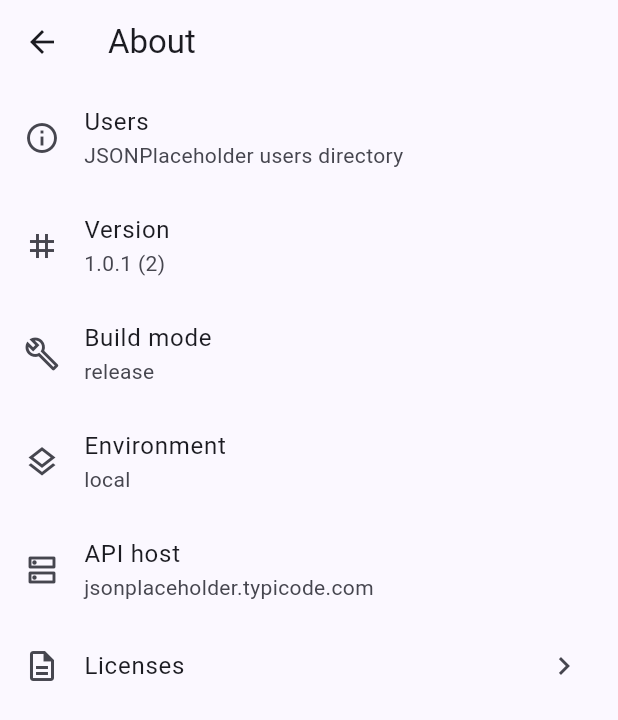
After one commit to Dauserr/flutter-2026-serikbayev-daulet, a Flutter app: the AboutScreen screen opened directly, on a phone screen of 412 x 824 dp. The commit adds this screen. Shown: the top 720 px of the screen. Run offline on Flutter 3.47's test engine with Material 3 defaults, Android fonts, the phone set to English and light mode, and no system bars; our stand-ins replace flutter_secure_storage, image_picker, package_info_plus, permission_handler, shared_preferences; accounts and stored records are empty; network calls fail.

Commit message:
practice 14 release build

```diff
--- a/practices/practice_14/users_api/lib/core/api/api_client.dart
+++ b/practices/practice_14/users_api/lib/core/api/api_client.dart
@@ -13,15 +13,12 @@ class ApiClient {
   ApiClient({
     required this.store,
     http.Client? client,
-    this.host = const String.fromEnvironment(
-      'API_HOST',
-      defaultValue: 'jsonplaceholder.typicode.com',
-    ),
+    this.host = 'jsonplaceholder.typicode.com',
   }) : _client = client ?? http.Client();
 
   final SecureStore store;
   final http.Client _client;
-  final String host;
+  String host;
 
   Map<String, String> get headers => const {'Accept': 'application/json'};
 
--- /dev/null
+++ b/practices/practice_14/users_api/lib/core/env.dart
@@ -0,0 +1,10 @@
+abstract final class Env {
+  static const host = String.fromEnvironment(
+    'API_HOST',
+    defaultValue: 'jsonplaceholder.typicode.com',
+  );
+
+  static const useFakes = bool.fromEnvironment('USE_FAKES');
+
+  static const name = String.fromEnvironment('ENV', defaultValue: 'local');
+}
--- /dev/null
+++ b/practices/practice_14/users_api/lib/features/about/about_screen.dart
@@ -0,0 +1,81 @@
+import 'package:flutter/foundation.dart';
+import 'package:flutter/material.dart';
+import 'package:package_info_plus/package_info_plus.dart';
+
+import '../../core/env.dart';
+
+class AboutScreen extends StatefulWidget {
+  const AboutScreen({super.key});
+
+  @override
+  State<AboutScreen> createState() => _AboutScreenState();
+}
+
+class _AboutScreenState extends State<AboutScreen> {
+  late final Future<PackageInfo> _info = PackageInfo.fromPlatform();
+
+  String get _mode {
+    if (kReleaseMode) return 'release';
+    if (kProfileMode) return 'profile';
+    return 'debug';
+  }
+
+  @override
+  Widget build(BuildContext context) {
+    return Scaffold(
+      appBar: AppBar(title: const Text('About')),
+      body: FutureBuilder<PackageInfo>(
+        future: _info,
+        builder: (context, snapshot) {
+          final info = snapshot.data;
+
+          if (info == null) {
+            return const Center(child: CircularProgressIndicator());
+          }
+
+          return ListView(
+            children: [
+              ListTile(
+                leading: const Icon(Icons.info_outline),
+                title: const Text('Users'),
+                subtitle: const Text('JSONPlaceholder users directory'),
+              ),
+              ListTile(
+                leading: const Icon(Icons.tag),
+                title: const Text('Version'),
+                subtitle: Text('${info.version} (${info.buildNumber})'),
+              ),
+              ListTile(
+                leading: const Icon(Icons.build_outlined),
+                title: const Text('Build mode'),
+                subtitle: Text(_mode),
+              ),
+              ListTile(
+                leading: const Icon(Icons.layers_outlined),
+                title: const Text('Environment'),
+                subtitle: Text(Env.name),
+              ),
+              ListTile(
+                leading: const Icon(Icons.dns_outlined),
+                title: const Text('API host'),
+                subtitle: Text(Env.host),
+              ),
+              ListTile(
+                leading: const Icon(Icons.description_outlined),
+                title: const Text('Licenses'),
+                trailing: const Icon(Icons.chevron_right),
+                onTap: () {
+                  showLicensePage(
+                    context: context,
+                    applicationName: 'Users',
+                    applicationVersion: '${info.version} (${info.buildNumber})',
+                  );
+                },
+              ),
+            ],
+          );
+        },
+      ),
+    );
+  }
+}
--- a/practices/practice_14/users_api/lib/features/settings/settings_screen.dart
+++ b/practices/practice_14/users_api/lib/features/settings/settings_screen.dart
@@ -1,8 +1,12 @@
 import 'dart:async';
 
+import 'package:flutter/foundation.dart';
 import 'package:flutter/material.dart';
 import 'package:provider/provider.dart';
+import 'package:shared_preferences/shared_preferences.dart';
 
+import '../../core/api/api_client.dart';
+import '../about/about_screen.dart';
 import '../auth/auth_model.dart';
 import '../profile/profile_screen.dart';
 import '../users/users_model.dart';
@@ -10,6 +14,46 @@ import 'settings_model.dart';
 
 class SettingsScreen extends StatelessWidget {
   const SettingsScreen({super.key});
+
+  Future<void> _editHost(BuildContext context) async {
+    final api = context.read<ApiClient>();
+    final controller = TextEditingController(text: api.host);
+    final host = await showDialog<String>(
+      context: context,
+      builder: (dialogContext) => AlertDialog(
+        title: const Text('Developer: API host'),
+        content: TextField(
+          controller: controller,
+          autofocus: true,
+          decoration: const InputDecoration(labelText: 'Host'),
+        ),
+        actions: [
+          TextButton(
+            onPressed: () => Navigator.of(dialogContext).pop(),
+            child: const Text('Cancel'),
+          ),
+          TextButton(
+            onPressed: () {
+              Navigator.of(dialogContext).pop(controller.text.trim());
+            },
+            child: const Text('Save'),
+          ),
+        ],
+      ),
+    );
+
+    controller.dispose();
+
+    if (host == null || host.isEmpty || !context.mounted) return;
+
+    api.host = host;
+    await SharedPreferencesAsync().setString('apiHost', host);
+
+    if (!context.mounted) return;
+
+    ScaffoldMessenger.of(context)
+        .showSnackBar(SnackBar(content: Text('API host set to $host')));
+  }
 
   @override
   Widget build(BuildContext context) {
@@ -65,6 +109,24 @@ class SettingsScreen extends StatelessWidget {
               );
             },
           ),
+          if (kDebugMode)
+            ListTile(
+              leading: const Icon(Icons.dns_outlined),
+              title: const Text('Developer: API host'),
+              subtitle: Text(context.read<ApiClient>().host),
+              trailing: const Icon(Icons.chevron_right),
+              onTap: () => _editHost(context),
+            ),
+          ListTile(
+            leading: const Icon(Icons.info_outline),
+            title: const Text('About'),
+            trailing: const Icon(Icons.chevron_right),
+            onTap: () {
+              Navigator.of(context).push(
+                MaterialPageRoute<void>(builder: (_) => const AboutScreen()),
+              );
+            },
+          ),
           ListTile(
             leading: const Icon(Icons.logout),
             title: const Text('Sign out'),
--- a/practices/practice_14/users_api/lib/main.dart
+++ b/practices/practice_14/users_api/lib/main.dart
@@ -1,12 +1,15 @@
+import 'package:flutter/foundation.dart';
 import 'package:flutter/material.dart';
 import 'package:provider/provider.dart';
 import 'package:shared_preferences/shared_preferences.dart';
 
 import 'core/api/api_client.dart';
+import 'core/env.dart';
 import 'core/storage/secure_store.dart';
 import 'features/auth/auth_model.dart';
 import 'features/auth/login_screen.dart';
 import 'features/settings/settings_model.dart';
+import 'features/users/fake_user_repository.dart';
 import 'features/users/user_repository.dart';
 import 'features/users/users_cache.dart';
 import 'features/users/users_model.dart';
@@ -21,19 +24,23 @@ Future<void> main() async {
 
   final store = SecureStore();
   final token = await store.readToken();
-  final api = ApiClient(store: store);
+  final savedHost = kDebugMode ? await prefs.getString('apiHost') : null;
+  final api = ApiClient(store: store, host: savedHost ?? Env.host);
   final cache = UsersCache();
+
+  final UserRepository repo = Env.useFakes
+      ? FakeUserRepository()
+      : HttpUserRepository(api, cache);
 
   runApp(
     MultiProvider(
       providers: [
+        Provider<ApiClient>.value(value: api),
         ChangeNotifierProvider(
           create: (_) => SettingsModel(prefs, dark: dark, city: city),
         ),
         ChangeNotifierProvider(create: (_) => AuthModel(store, token: token)),
-        ChangeNotifierProvider(
-          create: (_) => UsersModel(HttpUserRepository(api, cache))..load(),
-        ),
+        ChangeNotifierProvider(create: (_) => UsersModel(repo)..load()),
       ],
       child: const App(),
     ),
```
Also changed, not shown: practices/practice_14/users_api/lib/features/users/fake_user_repository.dart (added, +74 -0 lines), practices/practice_14/users_api/pubspec.yaml (+20 -2 lines), practices/practice_14/screenshot_about_release.png (added), practices/practice_14/users_api/assets/icon/app_icon.png (added), practices/practice_14/users_api/assets/icon/app_icon_foreground.png (added), practices/practice_14/users_api/assets/splash/android12.png (added), practices/practice_14/users_api/assets/splash/splash.png (added), practices/practice_14/users_api/pubspec.lock, 86 other files.
